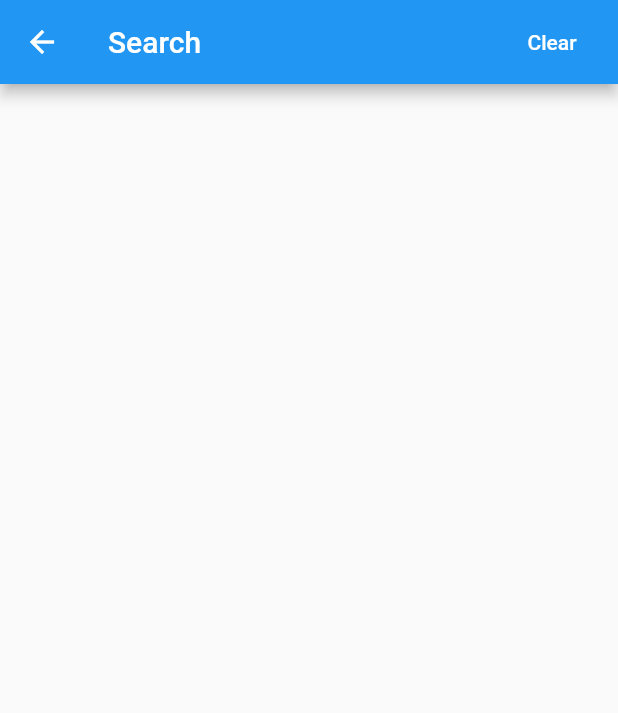
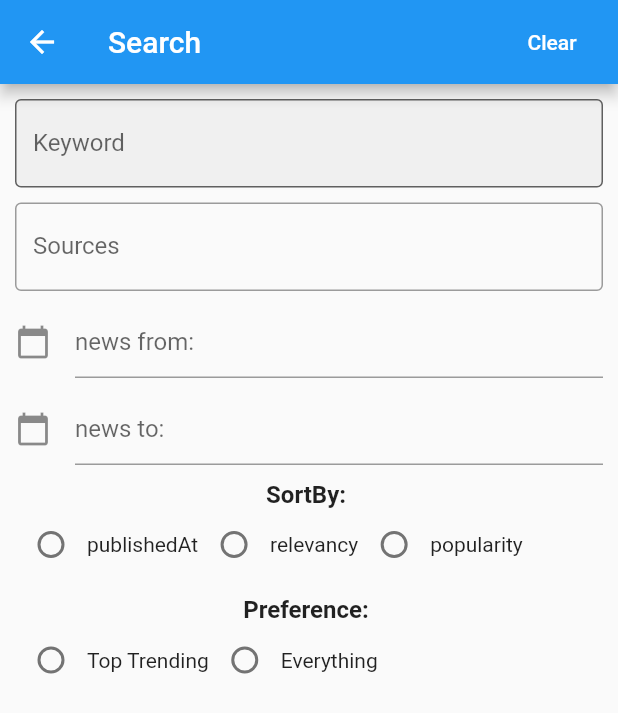
Before and after one commit to tcf150/Instant-News, a Flutter app: the screen it shows after launch, after a tap on the "search" icon, on a phone screen of 412 x 824 dp. Shown: the top 713 px of the screen. Run offline on Flutter 3.47's test engine with Material 2 defaults, Android fonts, the phone set to English and light mode, and no system bars; our stand-ins replace dio, rxdart; network calls fail.

Commit message:
Simple UI of search page

```diff
--- a/instant_news/lib/search.dart
+++ b/instant_news/lib/search.dart
@@ -7,6 +7,99 @@ class SearchPage extends StatefulWidget {
 }
 
 class SearchState extends State<StatefulWidget> {
+  final keywordField = TextField(
+    decoration: InputDecoration(
+        labelText: "Keyword",
+        hintText: "Input search keywords",
+        filled: true,
+        border: OutlineInputBorder()),
+  );
+
+  // multi options for source
+  final sourcesField = TextField(
+    decoration: InputDecoration(
+      labelText: "Sources",
+      hintText: "Select News sources",
+      filled: false,
+      border: OutlineInputBorder(),
+    ),
+    onTap: () {
+      //todo open a dialog with sources checkboxes
+    },
+  );
+
+  final fromField = TextField(
+    decoration: InputDecoration(
+      icon: Icon(Icons.calendar_today),
+      hintText: "news from: ",
+      filled: false,
+    ),
+    onTap: () {
+      //TODO open date time picker
+    },
+  );
+
+  final toField = TextField(
+    decoration: InputDecoration(
+      icon: Icon(Icons.calendar_today),
+      hintText: "news to: ",
+      filled: false,
+    ),
+    onTap: () {
+      //TODO open date time picker
+    },
+  );
+
+  final sortByLabel = Text("SortBy: ",
+      style: TextStyle(fontSize: 16, fontWeight: FontWeight.bold));
+
+  // Single option for sort
+  final sortByField = Row(
+    mainAxisAlignment: MainAxisAlignment.start,
+    children: <Widget>[
+      Radio(
+        value: 1,
+        groupValue: "groupvalue1",
+        onChanged: (val) {},
+      ),
+      Text("publishedAt"),
+      Radio(
+        value: 2,
+        groupValue: "groupvalue2",
+        onChanged: (val) {},
+      ),
+      Text("relevancy"),
+      Radio(
+        value: 1,
+        groupValue: "groupvalue3",
+        onChanged: (val) {},
+      ),
+      Text("popularity"),
+    ],
+  );
+
+  final preferenceLabel = Text("Preference: ",
+      style: TextStyle(fontSize: 16, fontWeight: FontWeight.bold));
+
+  // Single option for sort
+  final apiField = Row(
+    mainAxisAlignment: MainAxisAlignment.start,
+    children: <Widget>[
+      Radio(
+        value: 1,
+        groupValue: "Top Trending",
+        onChanged: (val) {},
+      ),
+      Text("Top Trending"),
+      Radio(
+        value: 2,
+        groupValue: "Everything",
+        onChanged: (val) {},
+      ),
+      Text("Everything"),
+    ],
+  );
+
   @override
   Widget build(BuildContext context) {
     return Scaffold(
@@ -23,6 +116,38 @@ class SearchState extends State<StatefulWidget> {
           )
         ],
       ),
+      body: Container(
+          margin: EdgeInsets.all(10.0),
+          child: Column(
+            children: <Widget>[
+              keywordField,
+              SizedBox(
+                height: 10,
+              ),
+              sourcesField,
+              SizedBox(
+                height: 10,
+              ),
+              fromField,
+              SizedBox(
+                height: 10,
+              ),
+              toField,
+              SizedBox(
+                height: 10,
+              ),
+              sortByLabel,
+              sortByField,
+              SizedBox(
+                height: 10,
+              ),
+              preferenceLabel,
+              apiField,
+              SizedBox(
+                height: 10,
+              ),
+            ],
+          )),
     );
   }
 }
```
